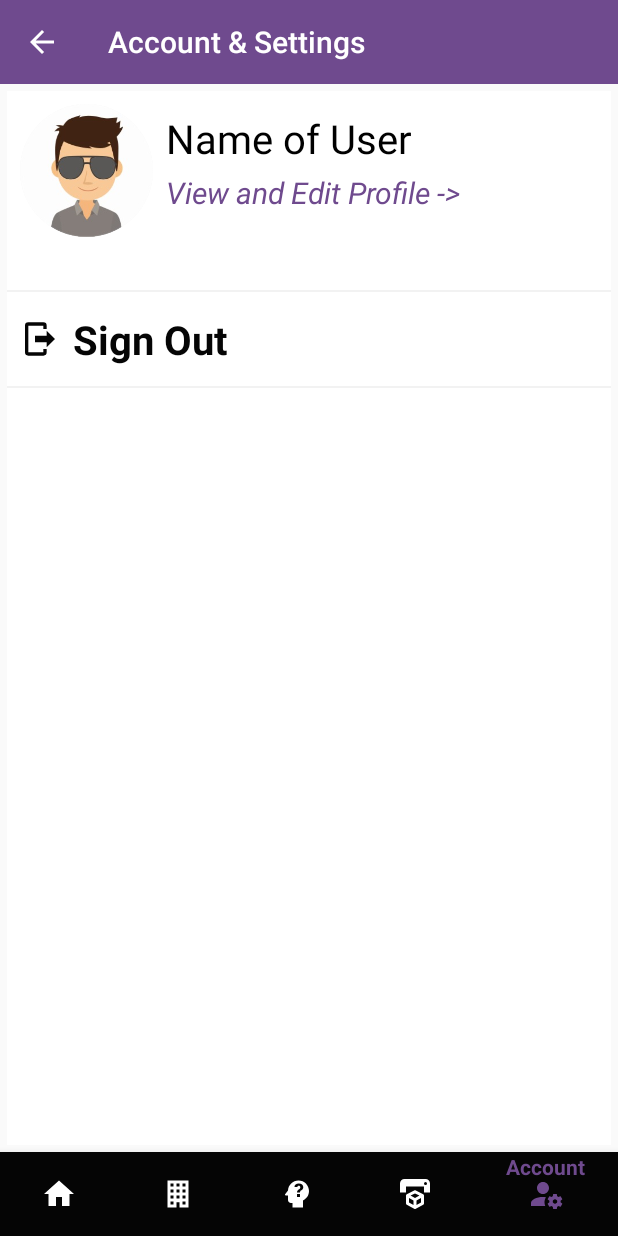
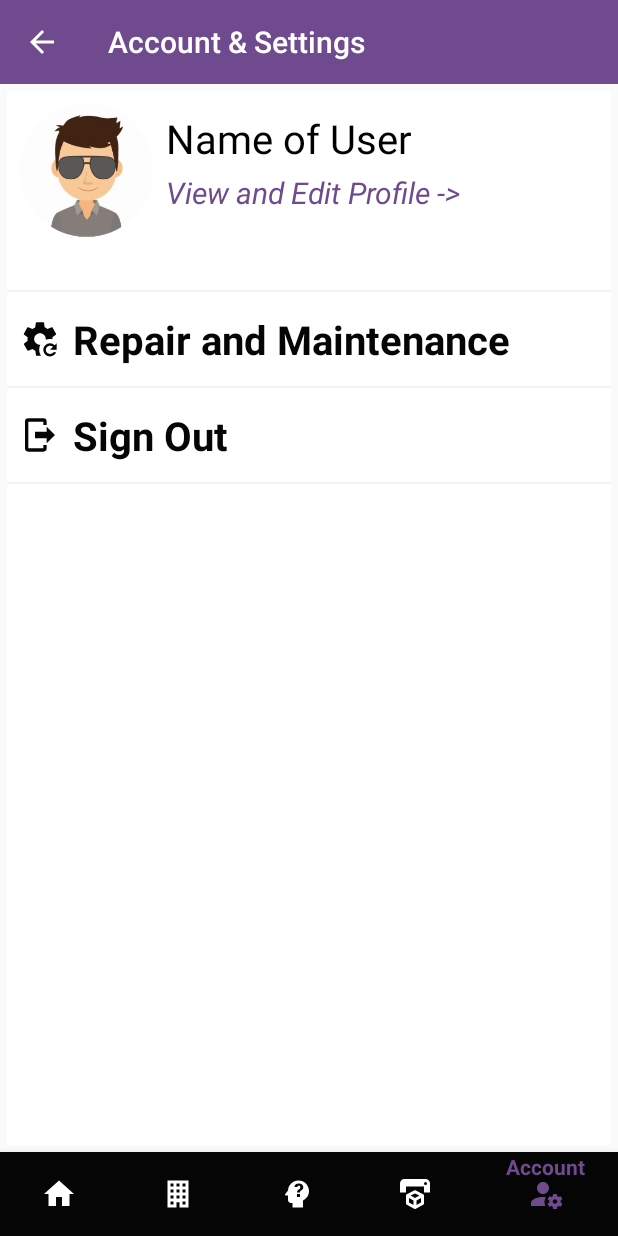
Before and after one commit to fawadaliii/buildingDrawings, an Android app: the account screen opened directly, with no data from a screen before it, on a phone screen of 412 x 824 dp. Run offline under Robolectric (Android 15) with nearby library versions, the phone set to English and light mode, and no system bars; our stand-ins replace CircleImageView, Firebase (no records; nobody signed in at launch, a user with empty details on screens opened directly); 2 statements that could not run were skipped.

Commit message:
maintenence start

```diff
--- a/app/src/main/java/com/SAR/buildingdrawing/account.java
+++ b/app/src/main/java/com/SAR/buildingdrawing/account.java
@@ -38,6 +38,7 @@ public class account extends AppCompatActivity implements BottomNavigationView.O
     private CircleImageView user_image;
 
     private AppCompatTextView signoutBtn;
+    private AppCompatTextView repair_and_maintainanace;
 
 
     @Override
@@ -63,6 +64,7 @@ public class account extends AppCompatActivity implements BottomNavigationView.O
         user_name.setText(common.currentUser.getName());
 
         signoutBtn = findViewById(R.id.signoutBtn);
+        repair_and_maintainanace = findViewById(R.id.repair_and_maintainanace);
 
         mAuth = FirebaseAuth.getInstance();
 
@@ -97,6 +99,15 @@ public class account extends AppCompatActivity implements BottomNavigationView.O
                 else{
                     Toast.makeText(getApplicationContext(),"No Internet Connection",Toast.LENGTH_SHORT).show();
                 }
+            }
+        });
+
+        repair_and_maintainanace.setOnClickListener(new View.OnClickListener() {
+            @Override
+            public void onClick(View v) {
+                Intent intent1 = new Intent(account.this, repairAndMaintenance.class);
+                startActivity(intent1);
+                overridePendingTransition(android.R.anim.fade_in, android.R.anim.fade_out);
             }
         });
 
--- a/app/src/main/java/com/SAR/buildingdrawing/splashScreen.java
+++ b/app/src/main/java/com/SAR/buildingdrawing/splashScreen.java
@@ -51,7 +51,6 @@ public class splashScreen extends AppCompatActivity {
                             common.currentUser = USER;
                             users_table.removeEventListener(this);
                         }
-
                         @Override
                         public void onCancelled(DatabaseError databaseError) {
                             System.out.println("The read failed: " + databaseError.getCode());
--- /dev/null
+++ b/app/src/main/res/drawable/repair.xml
@@ -0,0 +1,8 @@
+<?xml version="1.0" encoding="utf-8"?>
+<vector xmlns:android="http://schemas.android.com/apk/res/android"
+    android:height="12pt"
+    android:width="12pt"
+    android:viewportWidth="24"
+    android:viewportHeight="24">
+    <path android:fillColor="#000" android:pathData="M18 14.5C19.1 14.5 20.1 14.9 20.8 15.7L22 14.5V18.5H18L19.8 16.7C19.3 16.3 18.7 16 18 16C16.6 16 15.5 17.1 15.5 18.5S16.6 21 18 21C18.8 21 19.5 20.6 20 20H21.7C21.1 21.5 19.7 22.5 18 22.5C15.8 22.5 14 20.7 14 18.5S15.8 14.5 18 14.5M11.5 18.5C11.5 17.4 11.8 16.4 12.2 15.5H12C10.1 15.5 8.5 13.9 8.5 12S10.1 8.5 12 8.5 15.5 10.1 15.5 12C15.5 12.2 15.5 12.4 15.4 12.5C16.2 12.2 17 12 18 12C18.5 12 19 12.1 19.5 12.2V12C19.5 11.7 19.5 11.3 19.4 11L21.5 9.4C21.7 9.2 21.7 9 21.6 8.8L19.6 5.3C19.5 5 19.3 5 19 5L16.5 6C16 5.6 15.4 5.3 14.8 5L14.4 2.3C14.5 2.2 14.2 2 14 2H10C9.8 2 9.5 2.2 9.5 2.4L9.1 5.1C8.5 5.3 8 5.7 7.4 6L5 5C4.7 5 4.5 5 4.3 5.3L2.3 8.8C2.2 9 2.3 9.2 2.5 9.4L4.6 11C4.6 11.3 4.5 11.7 4.5 12S4.5 12.7 4.6 13L2.5 14.7C2.3 14.9 2.3 15.1 2.4 15.3L4.4 18.8C4.5 19 4.7 19 5 19L7.5 18C8 18.4 8.6 18.7 9.2 19L9.6 21.7C9.6 21.9 9.8 22.1 10.1 22.1H12.6C11.9 21 11.5 19.8 11.5 18.5Z" />
+</vector>
--- a/app/src/main/res/layout/activity_account.xml
+++ b/app/src/main/res/layout/activity_account.xml
@@ -81,9 +81,32 @@
             <androidx.appcompat.widget.AppCompatTextView
                 android:layout_width="wrap_content"
                 android:layout_height="wrap_content"
+                android:text="@string/repair_and_maintenance"
+                android:id="@+id/repair_and_maintainanace"
+                android:layout_below="@id/space1"
+                android:textSize="12pt"
+                android:textColor="@color/colorBackgroundBottomNavigation"
+                android:textStyle="bold"
+                android:drawableStart="@drawable/repair"
+                android:drawableTint="@color/colorBackgroundBottomNavigation"
+                android:drawablePadding="4pt"
+                android:layout_marginHorizontal="4pt"
+                android:layout_marginTop="6pt"/>
+
+            <RelativeLayout
+                android:layout_width="match_parent"
+                android:layout_height="0.5pt"
+                android:background="#f2f2f2"
+                android:id="@+id/space4"
+                android:layout_below="@+id/repair_and_maintainanace"
+                android:layout_marginTop="6pt"/>
+
+            <androidx.appcompat.widget.AppCompatTextView
+                android:layout_width="wrap_content"
+                android:layout_height="wrap_content"
                 android:text="@string/sign_out"
                 android:id="@+id/signoutBtn"
-                android:layout_below="@id/space1"
+                android:layout_below="@id/space4"
                 android:textSize="12pt"
                 android:textColor="@color/colorBackgroundBottomNavigation"
                 android:textStyle="bold"
@@ -100,29 +123,6 @@
                 android:id="@+id/space31"
                 android:layout_below="@+id/signoutBtn"
                 android:layout_marginTop="6pt"/>
-
-<!--            <androidx.appcompat.widget.AppCompatTextView-->
-<!--                android:layout_width="wrap_content"-->
-<!--                android:layout_height="wrap_content"-->
-<!--                android:text="@string/notifications"-->
-<!--                android:id="@+id/notificationsBtn"-->
-<!--                android:layout_below="@id/space31"-->
-<!--                android:textSize="12pt"-->
-<!--                android:textColor="@color/colorBackgroundBottomNavigation"-->
-<!--                android:textStyle="bold"-->
-<!--                android:drawableStart="@drawable/notifictions"-->
-<!--                android:drawableTint="@color/colorBackgroundBottomNavigation"-->
-<!--                android:drawablePadding="4pt"-->
-<!--                android:layout_marginHorizontal="4pt"-->
-<!--                android:layout_marginTop="6pt"/>-->
-
-<!--            <RelativeLayout-->
-<!--                android:layout_width="match_parent"-->
-<!--                android:layout_height="0.5pt"-->
-<!--                android:background="#f2f2f2"-->
-<!--                android:id="@+id/space4"-->
-<!--                android:layout_below="@+id/notificationsBtn"-->
-<!--                android:layout_marginTop="6pt"/>-->
 
 <!--            <androidx.appcompat.widget.AppCompatTextView-->
 <!--                android:layout_width="wrap_content"-->
--- a/app/src/main/res/values/strings.xml
+++ b/app/src/main/res/values/strings.xml
@@ -25,4 +25,6 @@
     <string name="SVC">Select Vendor Category</string>
     <string name="save_changes">Save Changes</string>
     <string name="vendor_category">Vendor Category</string>
+    <string name="repair_and_maintenance">Repair and Maintenance</string>
+    <string name="search">Search</string>
 </resources>
```
Also changed, not shown: app/src/main/AndroidManifest.xml (+8 -7 lines), app/src/main/java/com/SAR/buildingdrawing/repairAndMaintenance.java (added, +125 -0 lines), app/src/main/res/drawable/filter.xml (added, +8 -0 lines), app/src/main/res/layout/activity_repair_and_maintenance.xml (added, +73 -0 lines).
